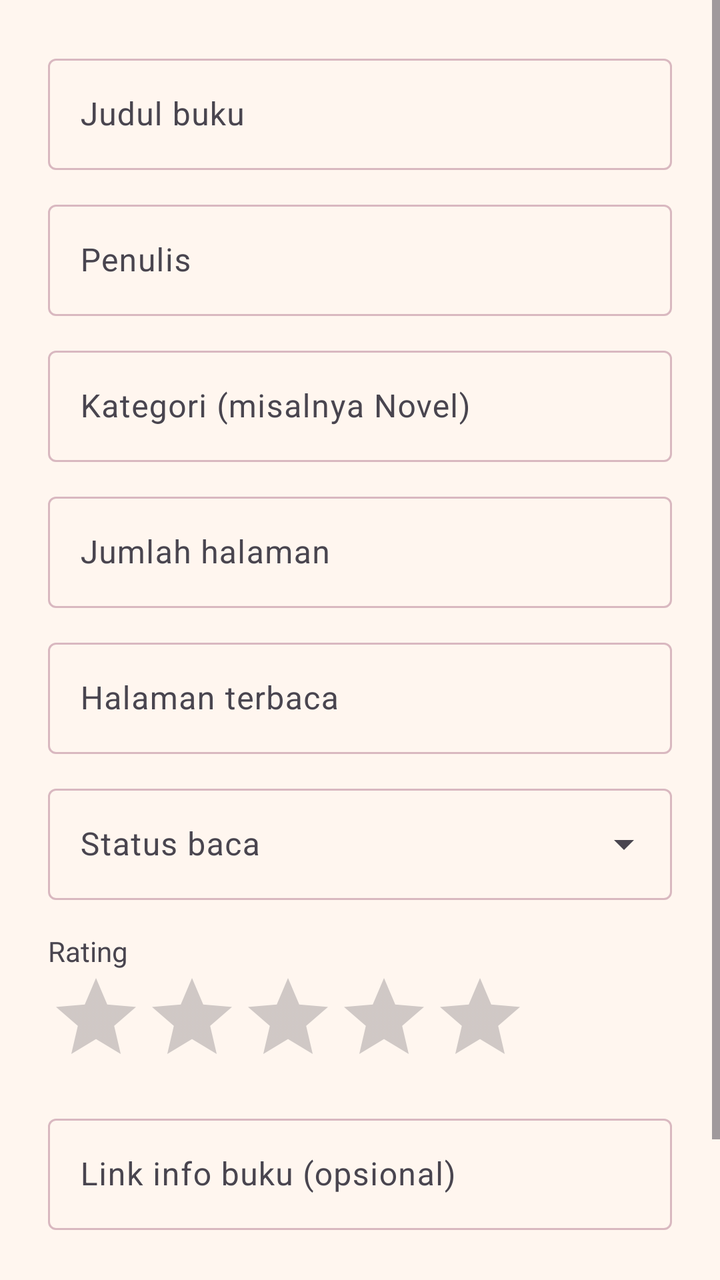
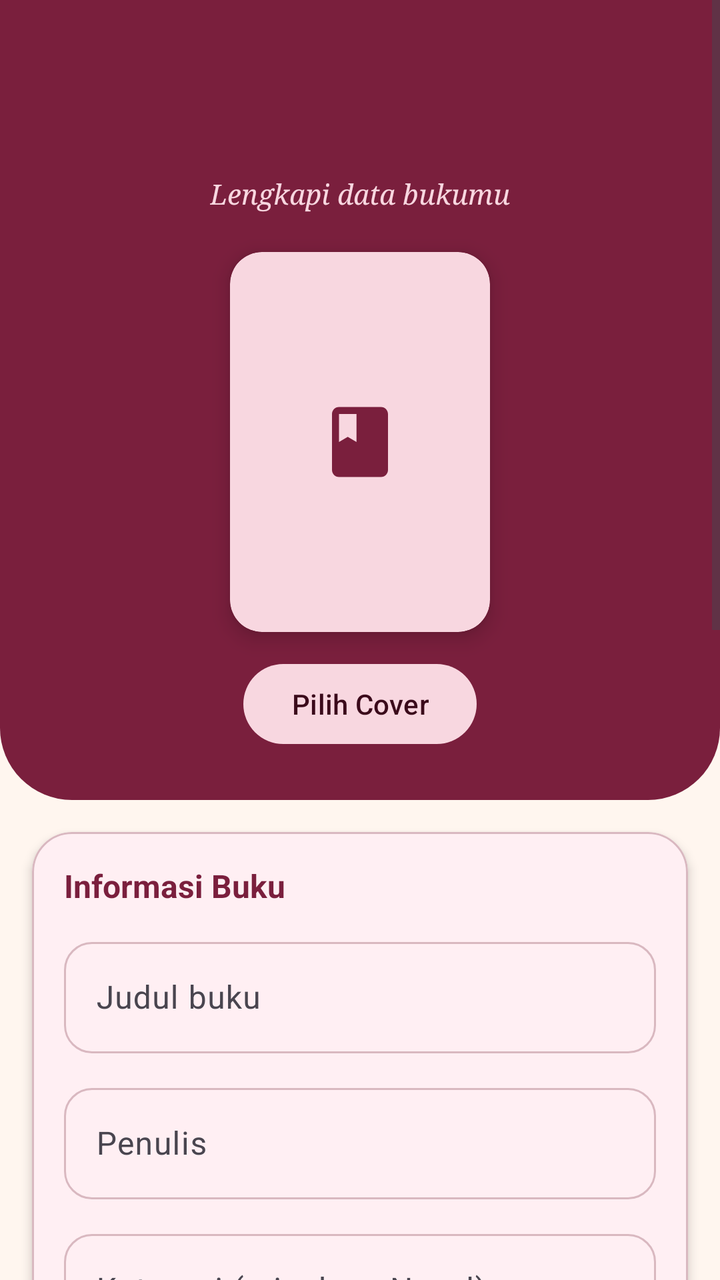

Two renders of the same Android screen: before a commit and after it. Below are the layout's source before the change and the commit's diff.
<!-- AndroidManifest.xml: application theme Theme.KoleksiBacaan -->
<!-- res/layout/activity_book_form.xml -->
<?xml version="1.0" encoding="utf-8"?>
<ScrollView xmlns:android="http://schemas.android.com/apk/res/android"
    xmlns:app="http://schemas.android.com/apk/res-auto"
    xmlns:tools="http://schemas.android.com/tools"
    android:id="@+id/main"
    android:layout_width="match_parent"
    android:layout_height="match_parent"
    android:fillViewport="true"
    tools:context=".BookFormActivity">

    <LinearLayout
        android:layout_width="match_parent"
        android:layout_height="wrap_content"
        android:orientation="vertical"
        android:padding="24dp">

        <com.google.android.material.textfield.TextInputLayout
            android:id="@+id/tilJudul"
            style="@style/Widget.Material3.TextInputLayout.OutlinedBox"
            android:layout_width="match_parent"
            android:layout_height="wrap_content"
            android:hint="@string/hint_judul">

            <com.google.android.material.textfield.TextInputEditText
                android:id="@+id/etJudul"
                android:layout_width="match_parent"
                android:layout_height="wrap_content"
                android:inputType="textCapWords" />
        </com.google.android.material.textfield.TextInputLayout>

        <com.google.android.material.textfield.TextInputLayout
            android:id="@+id/tilPenulis"
            style="@style/Widget.Material3.TextInputLayout.OutlinedBox"
            android:layout_width="match_parent"
            android:layout_height="wrap_content"
            android:layout_marginTop="12dp"
            android:hint="@string/hint_penulis">

            <com.google.android.material.textfield.TextInputEditText
                android:id="@+id/etPenulis"
                android:layout_width="match_parent"
                android:layout_height="wrap_content"
                android:inputType="textPersonName" />
        </com.google.android.material.textfield.TextInputLayout>

        <com.google.android.material.textfield.TextInputLayout
            android:id="@+id/tilKategori"
            style="@style/Widget.Material3.TextInputLayout.OutlinedBox"
            android:layout_width="match_parent"
            android:layout_height="wrap_content"
            android:layout_marginTop="12dp"
            android:hint="@string/hint_kategori">

            <com.google.android.material.textfield.TextInputEditText
                android:id="@+id/etKategori"
                android:layout_width="match_parent"
                android:layout_height="wrap_content"
                android:inputType="textCapWords" />
        </com.google.android.material.textfield.TextInputLayout>

        <com.google.android.material.textfield.TextInputLayout
            android:id="@+id/tilJumlahHalaman"
            style="@style/Widget.Material3.TextInputLayout.OutlinedBox"
            android:layout_width="match_parent"
            android:layout_height="wrap_content"
            android:layout_marginTop="12dp"
            android:hint="@string/hint_jumlah_halaman">

            <com.google.android.material.textfield.TextInputEditText
                android:id="@+id/etJumlahHalaman"
                android:layout_width="match_parent"
                android:layout_height="wrap_content"
                android:inputType="number" />
        </com.google.android.material.textfield.TextInputLayout>

        <com.google.android.material.textfield.TextInputLayout
            android:id="@+id/tilHalamanTerbaca"
            style="@style/Widget.Material3.TextInputLayout.OutlinedBox"
            android:layout_width="match_parent"
            android:layout_height="wrap_content"
            android:layout_marginTop="12dp"
            android:hint="@string/hint_halaman_terbaca">

            <com.google.android.material.textfield.TextInputEditText
                android:id="@+id/etHalamanTerbaca"
                android:layout_width="match_parent"
                android:layout_height="wrap_content"
                android:inputType="number" />
        </com.google.android.material.textfield.TextInputLayout>

        <com.google.android.material.textfield.TextInputLayout
            android:id="@+id/tilStatus"
            style="@style/Widget.Material3.TextInputLayout.OutlinedBox.ExposedDropdownMenu"
            android:layout_width="match_parent"
            android:layout_height="wrap_content"
            android:layout_marginTop="12dp"
            android:hint="@string/hint_status">

            <AutoCompleteTextView
                android:id="@+id/actStatus"
                android:layout_width="match_parent"
                android:layout_height="wrap_content"
                android:inputType="none" />
        </com.google.android.material.textfield.TextInputLayout>

        <TextView
            android:layout_width="wrap_content"
            android:layout_height="wrap_content"
            android:layout_marginTop="16dp"
            android:text="@string/label_rating" />

        <RatingBar
            android:id="@+id/ratingBar"
            android:layout_width="wrap_content"
            android:layout_height="wrap_content"
            android:numStars="5"
            android:stepSize="0.5" />

        <com.google.android.material.textfield.TextInputLayout
            android:id="@+id/tilLinkInfo"
            style="@style/Widget.Material3.TextInputLayout.OutlinedBox"
            android:layout_width="match_parent"
            android:layout_height="wrap_content"
            android:layout_marginTop="12dp"
            android:hint="@string/hint_link_info">

            <com.google.android.material.textfield.TextInputEditText
                android:id="@+id/etLinkInfo"
                android:layout_width="match_parent"
                android:layout_height="wrap_content"
                android:inputType="textUri" />
        </com.google.android.material.textfield.TextInputLayout>

        <Button
            android:id="@+id/btnSimpan"
            android:layout_width="match_parent"
            android:layout_height="56dp"
            android:layout_marginTop="24dp"
            android:text="@string/btn_simpan" />

        <ProgressBar
            android:id="@+id/progressBar"
            android:layout_width="wrap_content"
            android:layout_height="wrap_content"
            android:layout_gravity="center_horizontal"
            android:layout_marginTop="16dp"
            android:visibility="gone" />
    </LinearLayout>
</ScrollView>
<!-- resources referenced by this layout -->
<resources>
  <string name="btn_simpan">Simpan</string>
  <string name="hint_halaman_terbaca">Halaman terbaca</string>
  <string name="hint_judul">Judul buku</string>
  <string name="hint_jumlah_halaman">Jumlah halaman</string>
  <string name="hint_kategori">Kategori (misalnya Novel)</string>
  <string name="hint_link_info">Link info buku (opsional)</string>
  <string name="hint_penulis">Penulis</string>
  <string name="hint_status">Status baca</string>
  <string name="label_rating">Rating</string>
  <style name="Theme.KoleksiBacaan" parent="Base.Theme.KoleksiBacaan" />
  <style name="Base.Theme.KoleksiBacaan" parent="Theme.Material3.DayNight.NoActionBar">
          <item name="colorPrimary">@color/kb_primary</item>
          <item name="colorOnPrimary">@color/kb_on_primary</item>
          <item name="colorPrimaryContainer">@color/kb_primary_container</item>
          <item name="colorOnPrimaryContainer">@color/kb_on_primary_container</item>
          <item name="colorSecondaryContainer">@color/kb_primary_container</item>
          <item name="colorOnSecondaryContainer">@color/kb_on_primary_container</item>
          <item name="android:colorBackground">@color/kb_background</item>
          <item name="colorSurface">@color/kb_surface</item>
          <item name="colorOnSurface">@color/kb_on_surface</item>
          <item name="colorOutline">@color/kb_outline</item>
          <item name="android:statusBarColor">@color/kb_background</item>
          <item name="android:windowLightStatusBar">true</item>
          
          
      </style>
  <color name="kb_primary">#7A1F3D</color>
  <color name="kb_on_primary">#FFFFFF</color>
  <color name="kb_primary_container">#F8D7E0</color>
  <color name="kb_on_primary_container">#3B0A1B</color>
  <color name="kb_background">#FFF6EF</color>
  <color name="kb_surface">#FFFBF8</color>
  <color name="kb_on_surface">#2B1A1E</color>
  <color name="kb_outline">#D9B8C0</color>
</resources>

<!-- the commit's change to res/layout/activity_book_form.xml (unified diff, before → after) -->
@@ -5,137 +5,288 @@
     android:id="@+id/main"
     android:layout_width="match_parent"
     android:layout_height="match_parent"
+    android:background="@color/kb_background"
     android:fillViewport="true"
     tools:context=".BookFormActivity">
 
     <LinearLayout
         android:layout_width="match_parent"
         android:layout_height="wrap_content"
-        android:orientation="vertical"
-        android:padding="24dp">
-
-        <com.google.android.material.textfield.TextInputLayout
-            android:id="@+id/tilJudul"
-            style="@style/Widget.Material3.TextInputLayout.OutlinedBox"
-            android:layout_width="match_parent"
-            android:layout_height="wrap_content"
-            android:hint="@string/hint_judul">
-
-            <com.google.android.material.textfield.TextInputEditText
-                android:id="@+id/etJudul"
+        android:orientation="vertical">
+
+        
+        <LinearLayout
+            android:layout_width="match_parent"
+            android:layout_height="wrap_content"
+            android:background="@drawable/bg_header"
+            android:gravity="center_horizontal"
+            android:orientation="vertical"
+            android:paddingHorizontal="24dp"
+            android:paddingTop="48dp"
+            android:paddingBottom="24dp">
+
+            <TextView
+                android:id="@+id/tvJudulForm"
+                android:layout_width="wrap_content"
+                android:layout_height="wrap_content"
+                android:fontFamily="serif"
+                android:textColor="@android:color/white"
+                android:textSize="26sp"
+                android:textStyle="bold" />
+
+            <TextView
+                android:layout_width="wrap_content"
+                android:layout_height="wrap_content"
+                android:layout_marginTop="4dp"
+                android:fontFamily="serif"
+                android:text="@string/form_subtitle"
+                android:textColor="@color/kb_primary_container"
+                android:textStyle="italic" />
+
+            <com.google.android.material.card.MaterialCardView
+                style="@style/Widget.Material3.CardView.Elevated"
+                android:layout_width="130dp"
+                android:layout_height="190dp"
+                android:layout_marginTop="20dp"
+                app:cardBackgroundColor="@color/kb_primary_container"
+                app:cardCornerRadius="16dp"
+                app:cardElevation="6dp">
+
+                <ImageView
+                    android:id="@+id/ivCover"
+                    android:layout_width="match_parent"
+                    android:layout_height="match_parent"
+                    android:contentDescription="@string/label_cover"
+                    android:padding="44dp"
+                    android:scaleType="fitCenter"
+                    android:src="@drawable/ic_book"
+                    app:tint="@color/kb_primary" />
+            </com.google.android.material.card.MaterialCardView>
+
+            <Button
+                android:id="@+id/btnPilihCover"
+                style="@style/Widget.Material3.Button.TonalButton"
+                android:layout_width="wrap_content"
+                android:layout_height="wrap_content"
+                android:layout_marginTop="12dp"
+                android:text="@string/btn_pilih_cover" />
+        </LinearLayout>
+
+        
+        <com.google.android.material.card.MaterialCardView
+            style="@style/Widget.Material3.CardView.Elevated"
+            android:layout_width="match_parent"
+            android:layout_height="wrap_content"
+            android:layout_marginHorizontal="16dp"
+            android:layout_marginTop="16dp"
+            app:cardBackgroundColor="@color/kb_card"
+            app:cardCornerRadius="20dp"
+            app:cardElevation="3dp"
+            app:strokeColor="@color/kb_outline"
+            app:strokeWidth="1dp">
+
+            <LinearLayout
                 android:layout_width="match_parent"
                 android:layout_height="wrap_content"
-                android:inputType="textCapWords" />
-        </com.google.android.material.textfield.TextInputLayout>
-
-        <com.google.android.material.textfield.TextInputLayout
-            android:id="@+id/tilPenulis"
-            style="@style/Widget.Material3.TextInputLayout.OutlinedBox"
-            android:layout_width="match_parent"
-            android:layout_height="wrap_content"
+                android:orientation="vertical"
+                android:padding="16dp">
+
+                <TextView
+                    android:layout_width="wrap_content"
+                    android:layout_height="wrap_content"
+                    android:layout_marginBottom="12dp"
+                    android:text="@string/section_info"
+                    android:textColor="@color/kb_primary"
+                    android:textSize="16sp"
+                    android:textStyle="bold" />
+
+                <com.google.android.material.textfield.TextInputLayout
+                    android:id="@+id/tilJudul"
+                    style="@style/KbInput"
+                    android:layout_width="match_parent"
+                    android:layout_height="wrap_content"
+                    android:hint="@string/hint_judul">
+
+                    <com.google.android.material.textfield.TextInputEditText
+                        android:id="@+id/etJudul"
+                        android:layout_width="match_parent"
+                        android:layout_height="wrap_content"
+                        android:inputType="textCapWords" />
+                </com.google.android.material.textfield.TextInputLayout>
+
+                <com.google.android.material.textfield.TextInputLayout
+                    android:id="@+id/tilPenulis"
+                    style="@style/KbInput"
+                    android:layout_width="match_parent"
+                    android:layout_height="wrap_content"
+                    android:layout_marginTop="12dp"
+                    android:hint="@string/hint_penulis">
+
+                    <com.google.android.material.textfield.TextInputEditText
+                        android:id="@+id/etPenulis"
+                        android:layout_width="match_parent"
+                        android:layout_height="wrap_content"
+                        android:inputType="textPersonName" />
+                </com.google.android.material.textfield.TextInputLayout>
+
+                <com.google.android.material.textfield.TextInputLayout
+                    android:id="@+id/tilKategori"
+                    style="@style/KbInput"
+                    android:layout_width="match_parent"
+                    android:layout_height="wrap_content"
+                    android:layout_marginTop="12dp"
+                    android:hint="@string/hint_kategori">
+
+                    <com.google.android.material.textfield.TextInputEditText
+                        android:id="@+id/etKategori"
+                        android:layout_width="match_parent"
+                        android:layout_height="wrap_content"
+                        android:inputType="textCapWords" />
+                </com.google.android.material.textfield.TextInputLayout>
+            </LinearLayout>
+        </com.google.android.material.card.MaterialCardView>
+
+        
+        <com.google.android.material.card.MaterialCardView
+            style="@style/Widget.Material3.CardView.Elevated"
+            android:layout_width="match_parent"
+            android:layout_height="wrap_content"
+            android:layout_marginHorizontal="16dp"
             android:layout_marginTop="12dp"
-            android:hint="@string/hint_penulis">
-
-            <com.google.android.material.textfield.TextInputEditText
-                android:id="@+id/etPenulis"
+            app:cardBackgroundColor="@color/kb_card"
+            app:cardCornerRadius="20dp"
+            app:cardElevation="3dp"
+            app:strokeColor="@color/kb_outline"
+            app:strokeWidth="1dp">
+
+            <LinearLayout
                 android:layout_width="match_parent"
                 android:layout_height="wrap_content"
-                android:inputType="textPersonName" />
-        </com.google.android.material.textfield.TextInputLayout>
-
-        <com.google.android.material.textfield.TextInputLayout
-            android:id="@+id/tilKategori"
-            style="@style/Widget.Material3.TextInputLayout.OutlinedBox"
-            android:layout_width="match_parent"
-            android:layout_height="wrap_content"
+                android:orientation="vertical"
+                android:padding="16dp">
+
+                <TextView
+                    android:layout_width="wrap_content"
+                    android:layout_height="wrap_content"
+                    android:layout_marginBottom="12dp"
+                    android:text="@string/section_progres"
+                    android:textColor="@color/kb_primary"
+                    android:textSize="16sp"
+                    android:textStyle="bold" />
+
+                <com.google.android.material.textfield.TextInputLayout
+                    android:id="@+id/tilJumlahHalaman"
+                    style="@style/KbInput"
+                    android:layout_width="match_parent"
+                    android:layout_height="wrap_content"
+                    android:hint="@string/hint_jumlah_halaman">
+
+                    <com.google.android.material.textfield.TextInputEditText
+                        android:id="@+id/etJumlahHalaman"
+                        android:layout_width="match_parent"
+                        android:layout_height="wrap_content"
+                        android:inputType="number" />
+                </com.google.android.material.textfield.TextInputLayout>
+
+                <com.google.android.material.textfield.TextInputLayout
+                    android:id="@+id/tilHalamanTerbaca"
+                    style="@style/KbInput"
+                    android:layout_width="match_parent"
+                    android:layout_height="wrap_content"
+                    android:layout_marginTop="12dp"
+                    android:hint="@string/hint_halaman_terbaca">
+
+                    <com.google.android.material.textfield.TextInputEditText
+                        android:id="@+id/etHalamanTerbaca"
+                        android:layout_width="match_parent"
+                        android:layout_height="wrap_content"
+                        android:inputType="number" />
+                </com.google.android.material.textfield.TextInputLayout>
+
+                <com.google.android.material.textfield.TextInputLayout
+                    android:id="@+id/tilStatus"
+                    style="@style/KbDropdown"
+                    android:layout_width="match_parent"
+                    android:layout_height="wrap_content"
+                    android:layout_marginTop="12dp"
+                    android:hint="@string/hint_status">
+
+                    <AutoCompleteTextView
+                        android:id="@+id/actStatus"
+                        android:layout_width="match_parent"
+                        android:layout_height="wrap_content"
+                        android:inputType="none" />
+                </com.google.android.material.textfield.TextInputLayout>
+            </LinearLayout>
+        </com.google.android.material.card.MaterialCardView>
+
+        
+        <com.google.android.material.card.MaterialCardView
+            style="@style/Widget.Material3.CardView.Elevated"
+            android:layout_width="match_parent"
+            android:layout_height="wrap_content"
+            android:layout_marginHorizontal="16dp"
             android:layout_marginTop="12dp"
-            android:hint="@string/hint_kategori">
-
-            <com.google.android.material.textfield.TextInputEditText
-                android:id="@+id/etKategori"
+            app:cardBackgroundColor="@color/kb_card"
+            app:cardCornerRadius="20dp"
+            app:cardElevation="3dp"
+            app:strokeColor="@color/kb_outline"
+            app:strokeWidth="1dp">
+
+            <LinearLayout
                 android:layout_width="match_parent"
                 android:layout_height="wrap_content"
-                android:inputType="textCapWords" />
-        </com.google.android.material.textfield.TextInputLayout>
-
-        <com.google.android.material.textfield.TextInputLayout
-            android:id="@+id/tilJumlahHalaman"
-            style="@style/Widget.Material3.TextInputLayout.OutlinedBox"
-            android:layout_width="match_parent"
-            android:layout_height="wrap_content"
-            android:layout_marginTop="12dp"
-            android:hint="@string/hint_jumlah_halaman">
-
-            <com.google.android.material.textfield.TextInputEditText
-                android:id="@+id/etJumlahHalaman"
-                android:layout_width="match_parent"
-                android:layout_height="wrap_content"
-                android:inputType="number" />
-        </com.google.android.material.textfield.TextInputLayout>
-
-        <com.google.android.material.textfield.TextInputLayout
-            android:id="@+id/tilHalamanTerbaca"
-            style="@style/Widget.Material3.TextInputLayout.OutlinedBox"
-            android:layout_width="match_parent"
-            android:layout_height="wrap_content"
-            android:layout_marginTop="12dp"
-            android:hint="@string/hint_halaman_terbaca">
-
-            <com.google.android.material.textfield.TextInputEditText
-                android:id="@+id/etHalamanTerbaca"
-                android:layout_width="match_parent"
-                android:layout_height="wrap_content"
-                android:inputType="number" />
-        </com.google.android.material.textfield.TextInputLayout>
-
-        <com.google.android.material.textfield.TextInputLayout
-            android:id="@+id/tilStatus"
-            style="@style/Widget.Material3.TextInputLayout.OutlinedBox.ExposedDropdownMenu"
-            android:layout_width="match_parent"
-            android:layout_height="wrap_content"
-            android:layout_marginTop="12dp"
-            android:hint="@string/hint_status">
-
-            <AutoCompleteTextView
-                android:id="@+id/actStatus"
-                android:layout_width="match_parent"
-                android:layout_height="wrap_content"
-                android:inputType="none" />
-        </com.google.android.material.textfield.TextInputLayout>
-
-        <TextView
-            android:layout_width="wrap_content"
-            android:layout_height="wrap_content"
-            android:layout_marginTop="16dp"
-            android:text="@string/label_rating" />
-
-        <RatingBar
-            android:id="@+id/ratingBar"
-            android:layout_width="wrap_content"
-            android:layout_height="wrap_content"
-            android:numStars="5"
-            android:stepSize="0.5" />
-
-        <com.google.android.material.textfield.TextInputLayout
-            android:id="@+id/tilLinkInfo"
-            style="@style/Widget.Material3.TextInputLayout.OutlinedBox"
-            android:layout_width="match_parent"
-            android:layout_height="wrap_content"
-            android:layout_marginTop="12dp"
-            android:hint="@string/hint_link_info">
-
-            <com.google.android.material.textfield.TextInputEditText
-                android:id="@+id/etLinkInfo"
-                android:layout_width="match_parent"
-                android:layout_height="wrap_content"
-                android:inputType="textUri" />
-        </com.google.android.material.textfield.TextInputLayout>
+                android:orientation="vertical"
+                android:padding="16dp">
+
+                <TextView
+                    android:layout_width="wrap_content"
+                    android:layout_height="wrap_content"
+                    android:text="@string/section_penilaian"
+                    android:textColor="@color/kb_primary"
+                    android:textSize="16sp"
+                    android:textStyle="bold" />
+
+                <TextView
+                    android:layout_width="wrap_content"
+                    android:layout_height="wrap_content"
+                    android:layout_marginTop="12dp"
+                    android:text="@string/label_rating"
+                    android:textColor="@color/kb_accent"
+                    android:textStyle="bold" />
+
+                <RatingBar
+                    android:id="@+id/ratingBar"
+                    android:layout_width="wrap_content"
+                    android:layout_height="wrap_content"
+                    android:numStars="5"
+                    android:progressBackgroundTint="@color/kb_outline"
+                    android:progressTint="@color/kb_primary"
+                    android:stepSize="0.5" />
+
+                <com.google.android.material.textfield.TextInputLayout
+                    android:id="@+id/tilLinkInfo"
+                    style="@style/KbInput"
+                    android:layout_width="match_parent"
+                    android:layout_height="wrap_content"
+                    android:layout_marginTop="12dp"
+                    android:hint="@string/hint_link_info">
+
+                    <com.google.android.material.textfield.TextInputEditText
+                        android:id="@+id/etLinkInfo"
+                        android:layout_width="match_parent"
+                        android:layout_height="wrap_content"
+                        android:inputType="textUri" />
+                </com.google.android.material.textfield.TextInputLayout>
+            </LinearLayout>
+        </com.google.android.material.card.MaterialCardView>
 
         <Button
             android:id="@+id/btnSimpan"
             android:layout_width="match_parent"
             android:layout_height="56dp"
-            android:layout_marginTop="24dp"
+            android:layout_marginHorizontal="16dp"
+            android:layout_marginTop="20dp"
             android:text="@string/btn_simpan" />
 
         <ProgressBar
@@ -145,5 +296,9 @@
             android:layout_gravity="center_horizontal"
             android:layout_marginTop="16dp"
             android:visibility="gone" />
+
+        <View
+            android:layout_width="match_parent"
+            android:layout_height="24dp" />
     </LinearLayout>
 </ScrollView>
<!-- resource entries referenced after the edit -->
@@ -1,6 +1,8 @@
 <!-- resources referenced by this layout -->
 <resources>
+  <color name="kb_accent">#B5446E</color>
   <string name="btn_simpan">Simpan</string>
+  <string name="form_subtitle">Lengkapi data bukumu</string>
   <string name="hint_halaman_terbaca">Halaman terbaca</string>
   <string name="hint_judul">Judul buku</string>
   <string name="hint_jumlah_halaman">Jumlah halaman</string>
@@ -8,7 +10,23 @@
   <string name="hint_link_info">Link info buku (opsional)</string>
   <string name="hint_penulis">Penulis</string>
   <string name="hint_status">Status baca</string>
+  <string name="label_cover">Cover buku (opsional)</string>
   <string name="label_rating">Rating</string>
+  <string name="section_info">Informasi Buku</string>
+  <string name="section_penilaian">Penilaian dan Info</string>
+  <string name="section_progres">Progres Baca</string>
+  <style name="KbDropdown" parent="Widget.Material3.TextInputLayout.OutlinedBox.ExposedDropdownMenu">
+          <item name="boxCornerRadiusTopStart">14dp</item>
+          <item name="boxCornerRadiusTopEnd">14dp</item>
+          <item name="boxCornerRadiusBottomStart">14dp</item>
+          <item name="boxCornerRadiusBottomEnd">14dp</item>
+      </style>
+  <style name="KbInput" parent="Widget.Material3.TextInputLayout.OutlinedBox">
+          <item name="boxCornerRadiusTopStart">14dp</item>
+          <item name="boxCornerRadiusTopEnd">14dp</item>
+          <item name="boxCornerRadiusBottomStart">14dp</item>
+          <item name="boxCornerRadiusBottomEnd">14dp</item>
+      </style>
   <style name="Theme.KoleksiBacaan" parent="Base.Theme.KoleksiBacaan" />
   <style name="Base.Theme.KoleksiBacaan" parent="Theme.Material3.DayNight.NoActionBar">
           <item name="colorPrimary">@color/kb_primary</item>
@@ -29,8 +47,29 @@
   <color name="kb_primary">#7A1F3D</color>
   <color name="kb_on_primary">#FFFFFF</color>
   <color name="kb_primary_container">#F8D7E0</color>
+  <!-- drawable bg_header (drawable) -->
+  <?xml version="1.0" encoding="utf-8"?>
+  <shape xmlns:android="http://schemas.android.com/apk/res/android"
+      android:shape="rectangle">
+      <solid android:color="@color/kb_primary" />
+      <corners
+          android:bottomLeftRadius="36dp"
+          android:bottomRightRadius="36dp" />
+  </shape>
+  <!-- drawable ic_book (drawable) -->
+  <vector xmlns:android="http://schemas.android.com/apk/res/android"
+      android:width="24dp"
+      android:height="24dp"
+      android:viewportWidth="24"
+      android:viewportHeight="24">
+      <path
+          android:fillColor="#FF000000"
+          android:pathData="M18,2H6C4.9,2 4,2.9 4,4v16c0,1.1 0.9,2 2,2h12c1.1,0 2,-0.9 2,-2V4C20,2.9 19.1,2 18,2zM6,4h5v8l-2.5,-1.5L6,12V4z" />
+  </vector>
+  <string name="btn_pilih_cover">Pilih Cover</string>
   <color name="kb_on_primary_container">#3B0A1B</color>
   <color name="kb_background">#FFF6EF</color>
+  <color name="kb_card">#FFEFF3</color>
   <color name="kb_surface">#FFFBF8</color>
   <color name="kb_on_surface">#2B1A1E</color>
   <color name="kb_outline">#D9B8C0</color>
